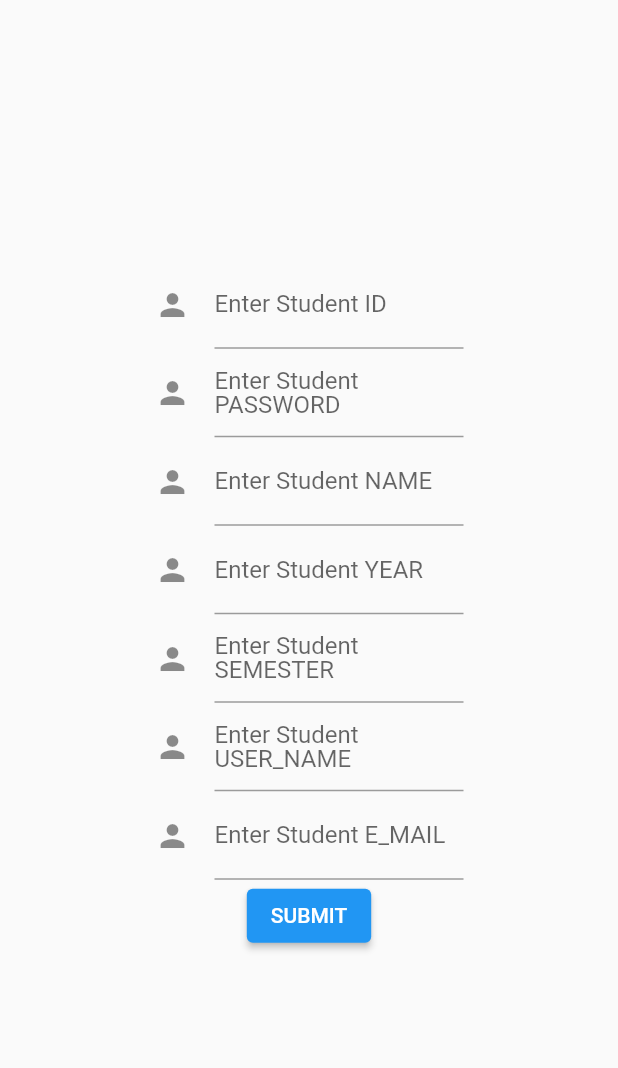
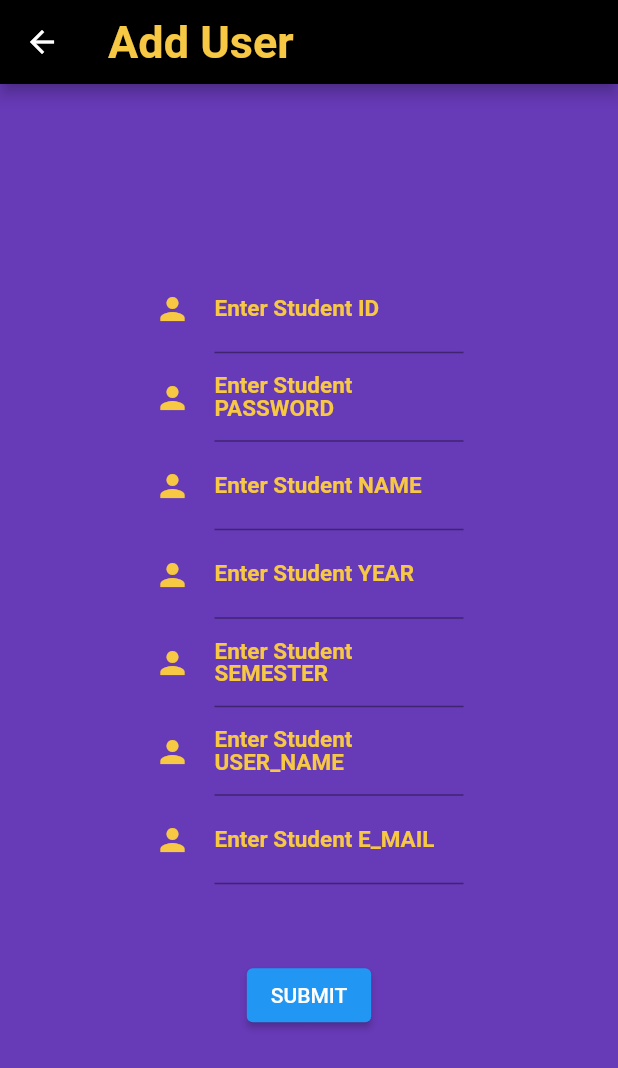
Before and after one commit to VE5PER/Automated-Elective-Processing, a Flutter app: the addUser screen opened directly, on a phone screen of 412 x 824 dp. Shown: the top 1068 px of the screen. Run offline on Flutter 3.47's test engine with Material 2 defaults, Android fonts, the phone set to English and light mode, and no system bars; our stand-ins replace carousel_slider, google_fonts, table_calendar; missing offline and left inert: dart:html; accounts and stored records are empty; network calls fail.

Commit message:
beautified add user and add elective

```diff
--- a/CODE/FRONTEND/lib/common/app_colors.dart
+++ b/CODE/FRONTEND/lib/common/app_colors.dart
@@ -7,4 +7,5 @@ class AppColor {
   static Color white = Colors.white;
   static Color black = Colors.black;
   static Color purple = Colors.deepPurple;
+  static Color green = Color.fromARGB(255, 66, 180, 146);
 }
--- a/CODE/FRONTEND/lib/pages/add_user.dart
+++ b/CODE/FRONTEND/lib/pages/add_user.dart
@@ -1,6 +1,8 @@
 import 'package:automated_elective_processing/functions/notify.dart';
 import 'package:automated_elective_processing/models/student.dart';
+import 'package:automated_elective_processing/common/app_colors.dart';
 import 'package:flutter/cupertino.dart';
+
 import 'package:flutter/material.dart';
 import 'dart:convert';
 import 'package:http/http.dart' as http;
@@ -25,6 +27,8 @@ class _addUserState extends State<addUser> {
     final TextEditingController E_MAIL = TextEditingController();
     final addUser = GlobalKey<FormState>();
     return Scaffold(
+      appBar: AppBar(title: Text("Add User", textAlign: TextAlign.center, style: TextStyle(color: AppColor.yellow, fontWeight: FontWeight.bold, fontSize: 30),),backgroundColor: AppColor.black,),
+      backgroundColor: AppColor.purple,
       body: Row(
         children: [
           Expanded(
@@ -41,52 +45,55 @@ class _addUserState extends State<addUser> {
                 children: [
                   TextFormField(
                     decoration: InputDecoration(
-                      icon: Icon(Icons.person),
-                      label: Text("Enter Student ID"),
+                      icon: Icon(Icons.person, color: AppColor.yellow,),
+                      label: Text("Enter Student ID", style: TextStyle(color: AppColor.yellow, fontWeight: FontWeight.bold, fontSize: 15),),
                     ),
                     controller: S_ID,
                   ),
                   TextFormField(
                     decoration: InputDecoration(
-                      icon: Icon(Icons.person),
-                      label: Text("Enter Student PASSWORD"),
+                      icon: Icon(Icons.person, color: AppColor.yellow,),
+                      label: Text("Enter Student PASSWORD",  style: TextStyle(color: AppColor.yellow, fontWeight: FontWeight.bold, fontSize: 15),),
                     ),
                     controller: PASSWORD,
                   ),
                   TextFormField(
                     decoration: InputDecoration(
-                      icon: Icon(Icons.person),
-                      label: Text("Enter Student NAME"),
+                      icon: Icon(Icons.person, color: AppColor.yellow,),
+                      label: Text("Enter Student NAME", style: TextStyle(color: AppColor.yellow, fontWeight: FontWeight.bold, fontSize: 15),),
                     ),
                     controller: S_NAME,
                   ),
                   TextFormField(
                     decoration: InputDecoration(
-                      icon: Icon(Icons.person),
-                      label: Text("Enter Student YEAR"),
+                      icon: Icon(Icons.person, color: AppColor.yellow,),
+                      label: Text("Enter Student YEAR",  style: TextStyle(color: AppColor.yellow, fontWeight: FontWeight.bold, fontSize: 15),),
                     ),
                     controller: YEAR,
                   ),
                   TextFormField(
                     decoration: InputDecoration(
-                      icon: Icon(Icons.person),
-                      label: Text("Enter Student SEMESTER"),
+                      icon: Icon(Icons.person, color: AppColor.yellow,),
+                      label: Text("Enter Student SEMESTER",  style: TextStyle(color: AppColor.yellow, fontWeight: FontWeight.bold, fontSize: 15),),
                     ),
                     controller: SEMESTER,
                   ),
                   TextFormField(
                     decoration: InputDecoration(
-                      icon: Icon(Icons.person),
-                      label: Text("Enter Student USER_NAME"),
+                      icon: Icon(Icons.person, color: AppColor.yellow,),
+                      label: Text("Enter Student USER_NAME",  style: TextStyle(color: AppColor.yellow, fontWeight: FontWeight.bold, fontSize: 15),),
                     ),
                     controller: USER_NAME,
                   ),
                   TextFormField(
                     decoration: InputDecoration(
-                      icon: Icon(Icons.person),
-                      label: Text("Enter Student E_MAIL"),
+                      icon: Icon(Icons.person, color: AppColor.yellow,),
+                      label: Text("Enter Student E_MAIL",  style: TextStyle(color: AppColor.yellow, fontWeight: FontWeight.bold, fontSize: 15),),
                     ),
                     controller: E_MAIL,
+                  ),
+                  SizedBox(
+                    height: 50
                   ),
                   ElevatedButton(
                       onPressed: () async {
```
Also changed, not shown: CODE/FRONTEND/lib/pages/add_elective.dart (+14 -8 lines).
